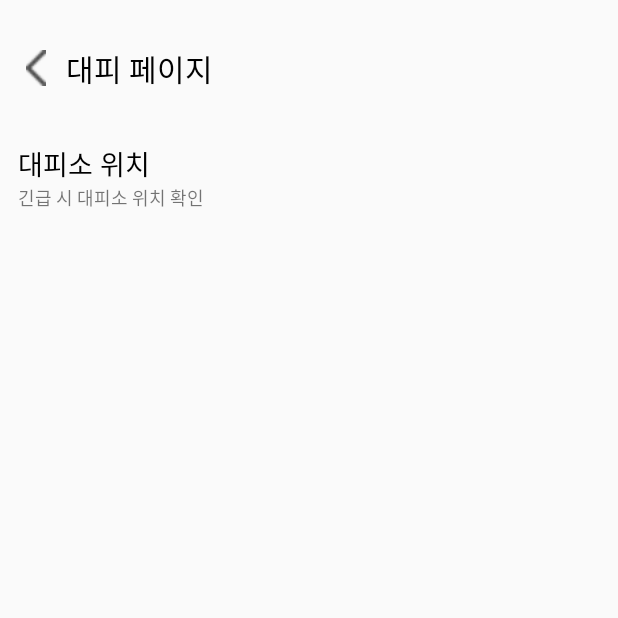
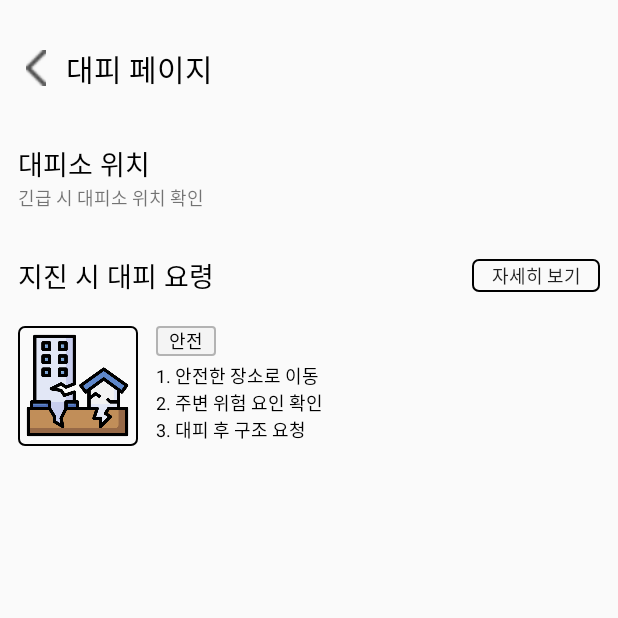
Before and after one commit to imtaejugkim/EmergencyGuide, an Android app: the EvacuationActivity screen opened directly, with no data from a screen before it, on a phone screen of 412 x 824 dp, the top half of it. Run offline under Robolectric (Android 15) with nearby library versions, the phone set to English and light mode, and no system bars.

Commit message:
feat: 지진 시 대피 요령 레이아웃 구현

```diff
--- /dev/null
+++ b/app/src/main/res/drawable/rectangle_gray2_gray1_2.xml
@@ -0,0 +1,6 @@
+<?xml version="1.0" encoding="utf-8"?>
+<shape xmlns:android="http://schemas.android.com/apk/res/android">
+    <solid android:color="@color/gray_2"/>
+    <stroke android:width="1dp" android:color="@color/gray_1"/>
+    <corners android:radius="2dp"/>
+</shape>
--- /dev/null
+++ b/app/src/main/res/drawable/rectangle_transparent_black_4.xml
@@ -0,0 +1,6 @@
+<?xml version="1.0" encoding="utf-8"?>
+<shape xmlns:android="http://schemas.android.com/apk/res/android">
+    <solid android:color="@color/transparent"/>
+    <stroke android:width="1dp" android:color="@color/black"/>
+    <corners android:radius="4dp"/>
+</shape>
--- a/app/src/main/res/layout/activity_evacuation.xml
+++ b/app/src/main/res/layout/activity_evacuation.xml
@@ -7,7 +7,7 @@
     android:layout_height="match_parent"
     tools:context=".Evacuation.EvacuationActivity">
     <androidx.constraintlayout.widget.ConstraintLayout
-        android:layout_width="wrap_content"
+        android:layout_width="match_parent"
         android:layout_height="wrap_content"
         android:layout_marginHorizontal="12dp"
         android:layout_marginTop="30dp"
@@ -44,11 +44,70 @@
         app:layout_constraintStart_toStartOf="parent"
         app:layout_constraintTop_toBottomOf="@id/iv_eva_back" />
     <TextView
+        android:id="@+id/tv_eva_location_check"
         android:layout_width="wrap_content"
         android:layout_height="wrap_content"
         android:text="긴급 시 대피소 위치 확인"
         android:textSize="12sp"
         app:layout_constraintStart_toStartOf="parent"
         app:layout_constraintTop_toBottomOf="@id/tv_eva_location"/>
+        <TextView
+            android:id="@+id/tv_eva_earthquake_tips"
+            android:layout_width="wrap_content"
+            android:layout_height="wrap_content"
+            android:text="지진 시 대피 요령"
+            android:textColor="@color/black"
+            android:textSize="18sp"
+            android:layout_marginTop="29dp"
+            app:layout_constraintStart_toStartOf="parent"
+            app:layout_constraintTop_toBottomOf="@id/tv_eva_location_check"/>
+        <Button
+            android:id="@+id/btn_eva_earthquake_read_more"
+            android:layout_width="85dp"
+            android:layout_height="22dp"
+            android:text="자세히 보기"
+            android:textSize="12sp"
+            android:background="@drawable/rectangle_transparent_black_4"
+            app:layout_constraintVertical_bias="0.5"
+            app:layout_constraintEnd_toEndOf="parent"
+            app:layout_constraintTop_toTopOf="@id/tv_eva_earthquake_tips"
+            app:layout_constraintBottom_toBottomOf="@id/tv_eva_earthquake_tips"/>
+        <FrameLayout
+            android:id="@+id/fl_eva_earthquake"
+            android:layout_width="80dp"
+            android:layout_height="80dp"
+            android:layout_marginTop="20dp"
+            android:background="@drawable/rectangle_transparent_black_4"
+            app:layout_constraintStart_toStartOf="parent"
+            app:layout_constraintTop_toBottomOf="@id/tv_eva_earthquake_tips">
+            <ImageView
+                android:id="@+id/iv_eva_earthquake"
+                android:layout_width="70dp"
+                android:layout_height="70dp"
+                android:src="@drawable/ic_earthquake"
+                android:layout_gravity="center"/>
+        </FrameLayout>
+        <TextView
+            android:id="@+id/tv_eva_earthquake_safety"
+            android:layout_width="40dp"
+            android:layout_height="20dp"
+            android:text="안전"
+            android:textColor="@color/black"
+            android:textSize="12sp"
+            android:gravity="center"
+            android:background="@drawable/rectangle_gray2_gray1_2"
+            android:layout_marginStart="12dp"
+            app:layout_constraintStart_toEndOf="@id/fl_eva_earthquake"
+            app:layout_constraintTop_toTopOf="@id/fl_eva_earthquake"/>
+        <TextView
+            android:layout_width="wrap_content"
+            android:layout_height="wrap_content"
+            android:text="@string/evacuation_earthquake_tips"
+            android:textColor="@color/black"
+            android:textSize="12sp"
+            android:layout_marginTop="4dp"
+            app:layout_constraintStart_toStartOf="@id/tv_eva_earthquake_safety"
+            app:layout_constraintTop_toBottomOf="@id/tv_eva_earthquake_safety"/>
+
     </androidx.constraintlayout.widget.ConstraintLayout>
 </androidx.constraintlayout.widget.ConstraintLayout>
--- a/app/src/main/res/values/colors.xml
+++ b/app/src/main/res/values/colors.xml
@@ -2,6 +2,7 @@
 <resources>
     <color name="black">#FF000000</color>
     <color name="white">#FFFFFFFF</color>
+    <color name="transparent">#00000000</color>
 
     <!-- 메인화면 컬러 -->
     <color name="main_top_bar">#950000</color>
--- a/app/src/main/res/values/strings.xml
+++ b/app/src/main/res/values/strings.xml
@@ -15,4 +15,6 @@
     <string name="main_medicine_top">무슨 약을 먹어야 하는지 궁금하다면</string>
     <string name="main_medicine_bottom">약 복용법</string>
 
+    <!-- 대피 화면 -->
+    <string name="evacuation_earthquake_tips">1. 안전한 장소로 이동\n2. 주변 위험 요인 확인\n3. 대피 후 구조 요청</string>
 </resources>
```
Also changed, not shown: app/src/main/res/drawable/ic_earthquake.png (added).
